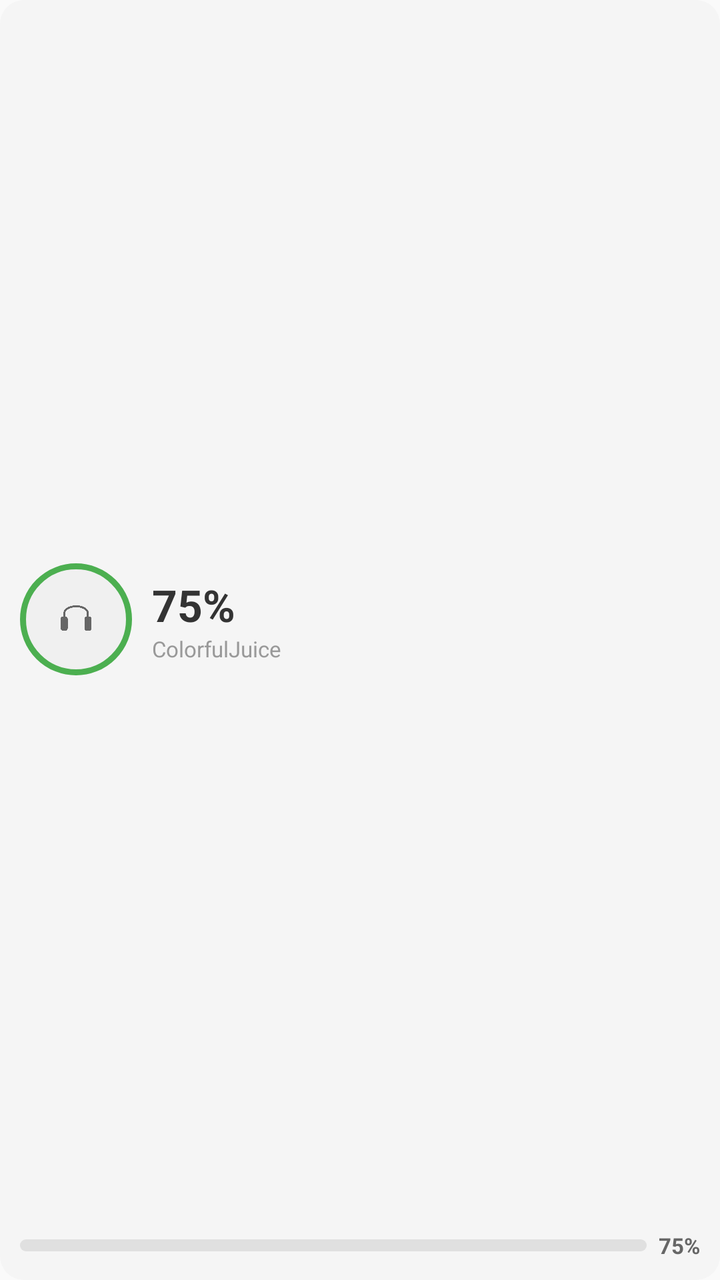
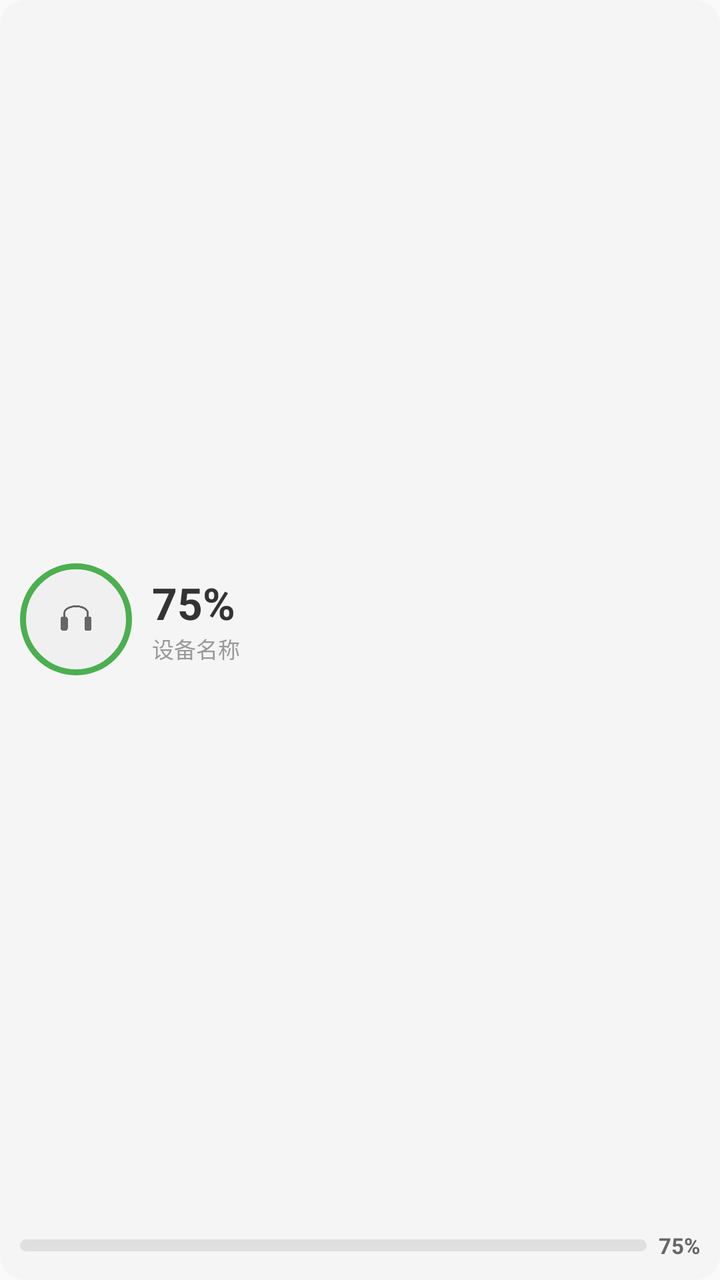

Two renders of the same Android screen: before a commit and after it. Below are the layout's source before the change and the commit's diff.
<!-- AndroidManifest.xml: application theme Theme.BluetoothBattery -->
<!-- res/layout/widget_2x2_single.xml -->
<?xml version="1.0" encoding="utf-8"?>
<LinearLayout xmlns:android="http://schemas.android.com/apk/res/android"
    android:id="@+id/widget_2x2_single_root"
    android:layout_width="match_parent"
    android:layout_height="match_parent"
    android:orientation="vertical"
    android:padding="10dp"
    android:background="@drawable/widget_card_bg"
    android:gravity="center">

    
    <LinearLayout
        android:layout_width="match_parent"
        android:layout_height="0dp"
        android:layout_weight="1"
        android:orientation="horizontal"
        android:gravity="center_vertical">

        <FrameLayout
            android:layout_width="56dp"
            android:layout_height="56dp"
            android:layout_marginEnd="10dp">

            <ImageView
                android:id="@+id/widget_ring_bg"
                android:layout_width="56dp"
                android:layout_height="56dp"
                android:src="@drawable/widget_circle_bg" />

            <ImageView
                android:id="@+id/widget_ring_icon"
                android:layout_width="28dp"
                android:layout_height="28dp"
                android:layout_gravity="center"
                android:src="@drawable/ic_device_headphone" />
        </FrameLayout>

        <LinearLayout
            android:layout_width="wrap_content"
            android:layout_height="wrap_content"
            android:orientation="vertical">

            <TextView
                android:id="@+id/widget_ring_battery_pct"
                android:layout_width="wrap_content"
                android:layout_height="wrap_content"
                android:text="75%"
                android:textSize="22sp"
                android:textColor="#333333"
                android:textStyle="bold" />

            <TextView
                android:id="@+id/widget_ring_device_name"
                android:layout_width="wrap_content"
                android:layout_height="wrap_content"
                android:text="ColorfulJuice"
                android:textSize="11sp"
                android:textColor="#999999"
                android:ellipsize="end"
                android:maxLines="1" />
        </LinearLayout>
    </LinearLayout>

    
    <LinearLayout
        android:layout_width="match_parent"
        android:layout_height="wrap_content"
        android:orientation="horizontal"
        android:gravity="center_vertical"
        android:layout_marginTop="6dp">

        <ProgressBar
            android:id="@+id/widget_fallback_bar"
            style="@android:style/Widget.ProgressBar.Horizontal"
            android:layout_width="0dp"
            android:layout_height="6dp"
            android:layout_weight="1"
            android:max="100"
            android:progressDrawable="@drawable/widget_battery_progress" />

        <TextView
            android:id="@+id/widget_fallback_pct"
            android:layout_width="wrap_content"
            android:layout_height="wrap_content"
            android:text="75%"
            android:textSize="11sp"
            android:textColor="#666666"
            android:textStyle="bold"
            android:layout_marginStart="6dp" />
    </LinearLayout>

    
    <LinearLayout
        android:id="@+id/widget_sub_batteries"
        android:layout_width="match_parent"
        android:layout_height="wrap_content"
        android:orientation="vertical"
        android:layout_marginTop="4dp"
        android:visibility="gone">

        <LinearLayout
            android:id="@+id/widget_left_ear_row"
            android:layout_width="match_parent"
            android:layout_height="wrap_content"
            android:orientation="horizontal"
            android:gravity="center_vertical"
            android:visibility="gone">

            <TextView
                android:layout_width="20dp"
                android:layout_height="wrap_content"
                android:text="L"
                android:textSize="10sp"
                android:textColor="#888888" />

            <ProgressBar
                android:id="@+id/widget_left_ear_bar"
                style="@android:style/Widget.ProgressBar.Horizontal"
                android:layout_width="0dp"
                android:layout_height="5dp"
                android:layout_weight="1"
                android:max="100"
                android:progressDrawable="@drawable/widget_battery_progress_small" />

            <TextView
                android:id="@+id/widget_left_ear_pct"
                android:layout_width="28dp"
                android:layout_height="wrap_content"
                android:text="80%"
                android:textSize="10sp"
                android:textColor="#666666"
                android:gravity="end" />
        </LinearLayout>

        <LinearLayout
            android:id="@+id/widget_right_ear_row"
            android:layout_width="match_parent"
            android:layout_height="wrap_content"
            android:orientation="horizontal"
            android:gravity="center_vertical"
            android:visibility="gone">

            <TextView
                android:layout_width="20dp"
                android:layout_height="wrap_content"
                android:text="R"
                android:textSize="10sp"
                android:textColor="#888888" />

            <ProgressBar
                android:id="@+id/widget_right_ear_bar"
                style="@android:style/Widget.ProgressBar.Horizontal"
                android:layout_width="0dp"
                android:layout_height="5dp"
                android:layout_weight="1"
                android:max="100"
                android:progressDrawable="@drawable/widget_battery_progress_small" />

            <TextView
                android:id="@+id/widget_right_ear_pct"
                android:layout_width="28dp"
                android:layout_height="wrap_content"
                android:text="80%"
                android:textSize="10sp"
                android:textColor="#666666"
                android:gravity="end" />
        </LinearLayout>

        <LinearLayout
            android:id="@+id/widget_case_row"
            android:layout_width="match_parent"
            android:layout_height="wrap_content"
            android:orientation="horizontal"
            android:gravity="center_vertical"
            android:visibility="gone">

            <TextView
                android:layout_width="20dp"
                android:layout_height="wrap_content"
                android:text="盒"
                android:textSize="10sp"
                android:textColor="#888888" />

            <ProgressBar
                android:id="@+id/widget_case_bar"
                style="@android:style/Widget.ProgressBar.Horizontal"
                android:layout_width="0dp"
                android:layout_height="5dp"
                android:layout_weight="1"
                android:max="100"
                android:progressDrawable="@drawable/widget_battery_progress_small" />

            <TextView
                android:id="@+id/widget_case_pct"
                android:layout_width="28dp"
                android:layout_height="wrap_content"
                android:text="90%"
                android:textSize="10sp"
                android:textColor="#666666"
                android:gravity="end" />
        </LinearLayout>
    </LinearLayout>
</LinearLayout>
<!-- resources referenced by this layout -->
<resources>
  <!-- drawable ic_device_headphone: png bitmap (drawable, 4293 bytes) -->
  <!-- drawable widget_battery_progress (drawable) -->
  <?xml version="1.0" encoding="utf-8"?>
  <layer-list xmlns:android="http://schemas.android.com/apk/res/android">
      <item android:id="@android:id/background">
          <shape>
              <corners android:radius="4dp" />
              <solid android:color="#E0E0E0" />
          </shape>
      </item>
      <item android:id="@android:id/progress">
          <clip>
              <shape>
                  <corners android:radius="4dp" />
                  <solid android:color="#4CAF50" />
              </shape>
          </clip>
      </item>
  </layer-list>
  <!-- drawable widget_battery_progress_small (drawable) -->
  <?xml version="1.0" encoding="utf-8"?>
  <layer-list xmlns:android="http://schemas.android.com/apk/res/android">
      <item android:id="@android:id/background">
          <shape>
              <corners android:radius="2dp" />
              <solid android:color="#E8E8E8" />
          </shape>
      </item>
      <item android:id="@android:id/progress">
          <clip>
              <shape>
                  <corners android:radius="2dp" />
                  <solid android:color="#66BB6A" />
              </shape>
          </clip>
      </item>
  </layer-list>
  <!-- drawable widget_card_bg (drawable) -->
  <?xml version="1.0" encoding="utf-8"?>
  <shape xmlns:android="http://schemas.android.com/apk/res/android"
      android:shape="rectangle">
      <solid android:color="#F5F5F5" />
      <corners android:radius="12dp" />
  </shape>
  <!-- drawable widget_circle_bg (drawable) -->
  <?xml version="1.0" encoding="utf-8"?>
  <shape xmlns:android="http://schemas.android.com/apk/res/android"
      android:shape="oval">
      <solid android:color="#F0F0F0" />
      <stroke
          android:width="3dp"
          android:color="#4CAF50" />
  </shape>
  <style name="Theme.BluetoothBattery" parent="android:Theme.Material.Light.NoActionBar" />
</resources>

<!-- the commit's change to res/layout/widget_2x2_single.xml (unified diff, before → after) -->
@@ -53,11 +53,11 @@
                 android:id="@+id/widget_ring_device_name"
                 android:layout_width="wrap_content"
                 android:layout_height="wrap_content"
-                android:text="ColorfulJuice"
+                android:text="设备名称"
                 android:textSize="11sp"
                 android:textColor="#999999"
                 android:ellipsize="end"
-                android:maxLines="1" />
+                android:maxLines="2" />
         </LinearLayout>
     </LinearLayout>
 
